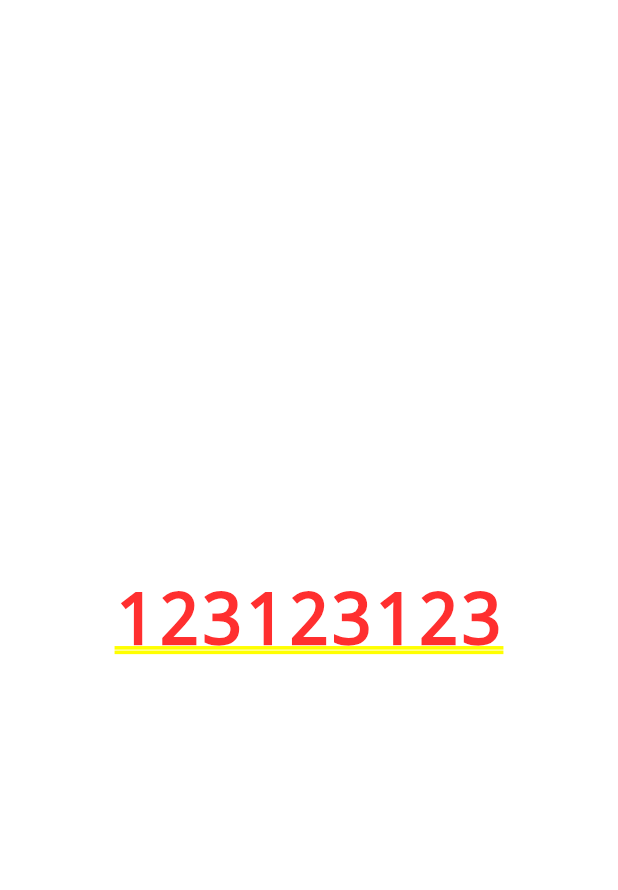
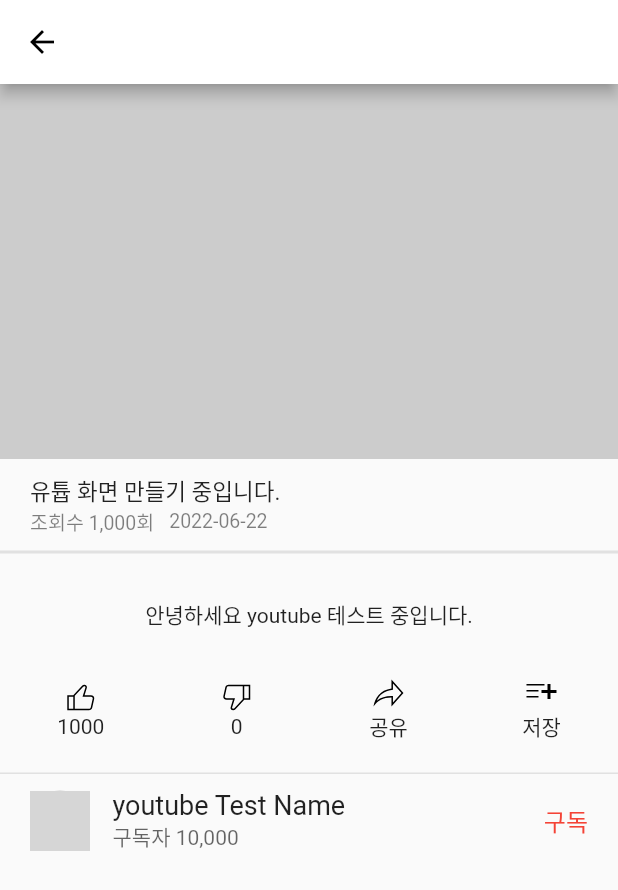
Before and after one commit to jjhkie/youtubeclone, a Flutter app: the screen it shows after launch, after a tap on an icon or button, on a phone screen of 412 x 824 dp. Shown: the top 890 px of the screen. Run offline on Flutter 3.47's test engine with Material 2 defaults, Android fonts, the phone set to English and light mode, and no system bars; our stand-ins replace flutter_svg, get; network calls fail; grey boxes are pictures that could not be loaded.

Commit message:
#7 영상 상세화면 구성

```diff
--- a/lib/components/yotube_detail.dart
+++ b/lib/components/yotube_detail.dart
@@ -1,4 +1,5 @@
 import 'package:flutter/material.dart';
+import 'package:flutter_svg/svg.dart';
 import 'package:get/get.dart';
 
 class YoutubeDetail extends StatelessWidget {
@@ -6,7 +7,131 @@ class YoutubeDetail extends StatelessWidget {
 
   @override
   Widget build(BuildContext context) {
-    return Container(child: Center(child: Text(Get.parameters!["videoId"]!),
-    ),);
+    return Scaffold(
+        appBar: AppBar(),
+        body: Column(
+          children: [
+            Container(height: 250, color: Colors.grey.withOpacity(0.5)),
+            Expanded(child: _description())
+          ],
+        ));
+  }
+
+  Widget get line => Container(height: 1, color: Colors.black.withOpacity(0.1));
+
+  Widget _ownerZone() {
+    return Container(
+      padding: const EdgeInsets.symmetric(vertical: 10,horizontal: 20),
+      child: Row(
+        children: [
+          CircleAvatar(
+            backgroundColor: Colors.grey.withOpacity(0.5),
+            backgroundImage: Image.network(
+                    "https://yt3.ggpht.com/yti/APfAmoE0adlTq1W1j6O0yB2UC15ILnkhW5KknvHVsA=s48-c-k-c0x00ffffff-no-rj")
+                .image,
+          ),
+          SizedBox(width:15),
+          Expanded(
+            child: Column(
+              crossAxisAlignment: CrossAxisAlignment.stretch,
+              children: [
+                Text('youtube Test Name', style: TextStyle(fontSize: 18)),
+                Text(
+                  '구독자 10,000',
+                  style: TextStyle(
+                      fontSize: 14, color: Colors.black.withOpacity(0.6)),
+                )
+              ],
+            ),
+          ),
+          GestureDetector(
+            child: Text(
+              "구독",
+              style: TextStyle(color: Colors.red, fontSize: 16),
+            ),
+          )
+        ],
+      ),
+    );
+  }
+
+  Widget _description() {
+    return SingleChildScrollView(
+        child: Column(
+      children: [
+        _titleZone(),
+        line,
+        Container(
+          height: 1,
+          color: Colors.black.withOpacity(0.1),
+        ),
+        _descriptionZone(),
+        _buttonZone(),
+        SizedBox(height: 20),
+        line,
+        _ownerZone()
+      ],
+    ));
+  }
+
+  Widget _buttonOne(String iconPath, String text) {
+    return Column(
+      children: [
+        SvgPicture.asset("assets/svg/icons/$iconPath.svg"),
+        Text(text)
+      ],
+    );
+  }
+
+  Widget _buttonZone() {
+    return Row(
+      mainAxisAlignment: MainAxisAlignment.spaceAround,
+      children: [
+        _buttonOne("like", "1000"),
+        _buttonOne("dislike", "0"),
+        _buttonOne("share", "공유"),
+        _buttonOne("save", "저장")
+      ],
+    );
+  }
+
+  Widget _descriptionZone() {
+    return Padding(
+      padding: const EdgeInsets.symmetric(horizontal: 20, vertical: 30),
+      child: Text(
+        '안녕하세요 youtube 테스트 중입니다.',
+        style: TextStyle(fontSize: 14),
+      ),
+    );
+  }
+
+  Widget _titleZone() {
+    return Container(
+      padding: const EdgeInsets.symmetric(vertical: 10, horizontal: 20),
+      child: Column(
+        crossAxisAlignment: CrossAxisAlignment.stretch,
+        children: [
+          Text(
+            "유튭 화면 만들기 중입니다.",
+            style: TextStyle(fontSize: 15),
+          ),
+          Row(
+            children: [
+              Text(
+                "조회수 1,000회",
+                style: TextStyle(
+                    fontSize: 13, color: Colors.black.withOpacity(0.5)),
+              ),
+              SizedBox(width: 10),
+              Text("2022-06-22",
+                  style: TextStyle(
+                    fontSize: 13,
+                    color: Colors.black.withOpacity(0.5),
+                  ))
+            ],
+          )
+        ],
+      ),
+    );
   }
 }
```
